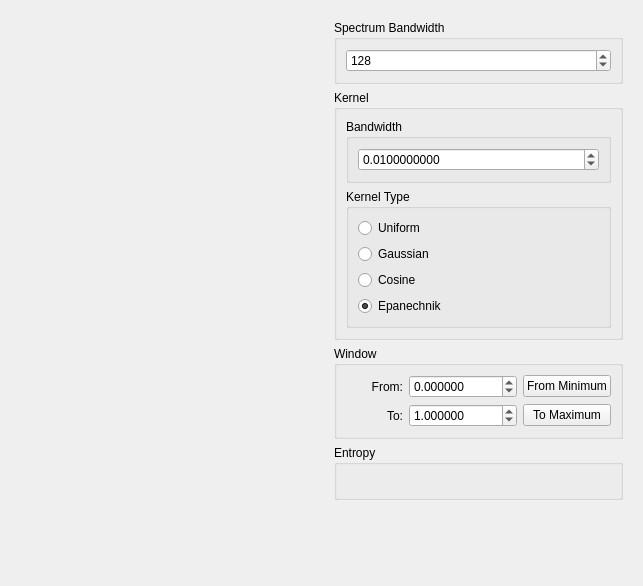
The window that source/modules/histogram/HistogramWidget.ui (josefkoller/ambient_image_processor) describes before a commit, drawn with Qt 5.
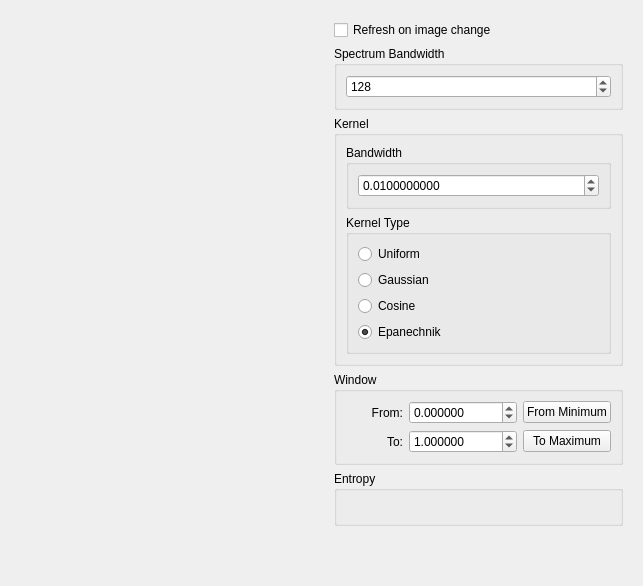
The same window after the commit. Custom widgets are drawn as their Qt base class.

Commit message: refresh option for the histogram

Diff of the .ui file:
```diff
--- a/source/modules/histogram/HistogramWidget.ui
+++ b/source/modules/histogram/HistogramWidget.ui
@@ -42,6 +42,13 @@
       </sizepolicy>
      </property>
      <layout class="QVBoxLayout" name="verticalLayout">
+      <item>
+       <widget class="QCheckBox" name="refresh_on_image_change">
+        <property name="text">
+         <string>Refresh on image change</string>
+        </property>
+       </widget>
+      </item>
       <item>
        <widget class="QGroupBox" name="groupBox">
         <property name="sizePolicy">
```
The commit also changes 2 other files.
